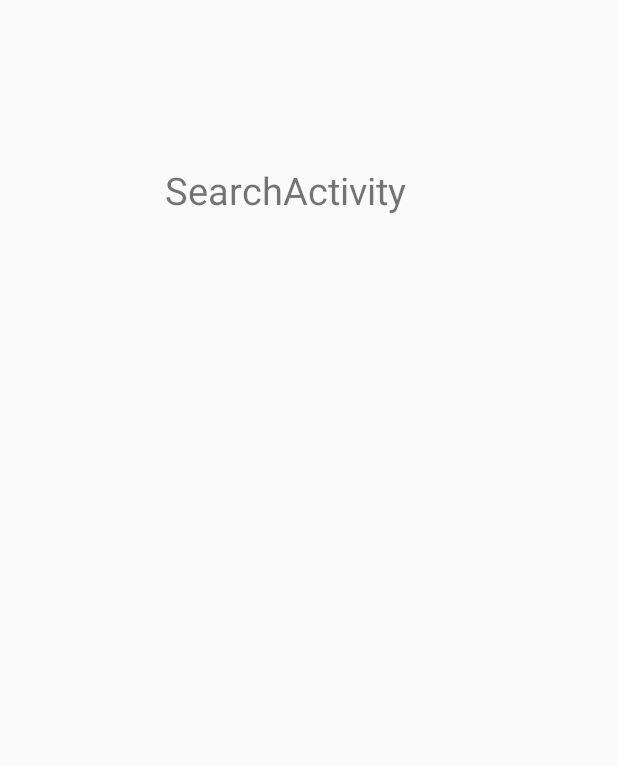
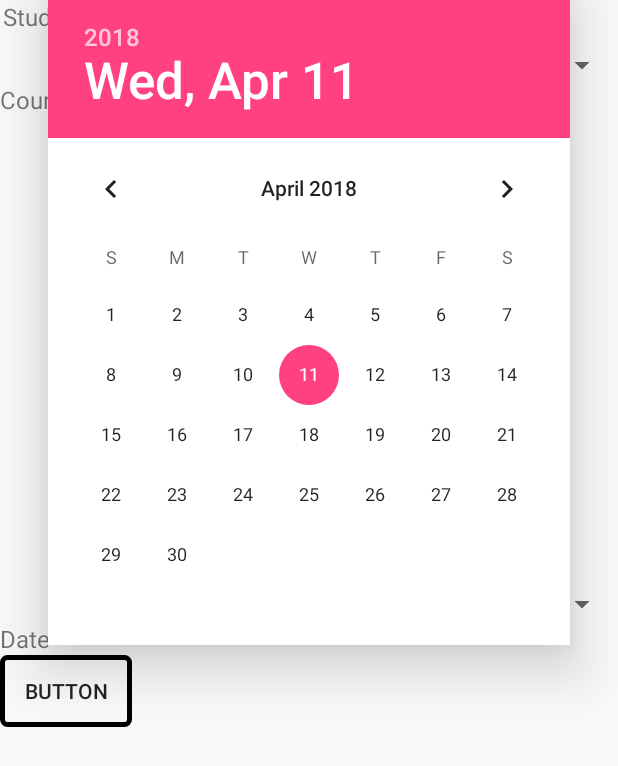
Before and after one commit to pedru/W.O.S, an Android app: the layout activity_search_exam.xml on its own in the app's theme, with its tools: preview values and no code run, on a phone screen of 412 x 824 dp. Shown: the top 766 px of the screen. Run offline under Robolectric (Android 15) with nearby library versions, the light colour scheme and no system bars.

Commit message:
[AR, TP] added layout for Search Exam

```diff
--- /dev/null
+++ b/Lea/app/src/main/res/drawable/date_search_button_style.xml
@@ -0,0 +1,7 @@
+<?xml version="1.0" encoding="utf-8"?>
+<shape xmlns:android="http://schemas.android.com/apk/res/android"
+    android:shape="rectangle">
+    <corners android:radius="3dp" />
+    <stroke android:width="5px" android:color="#000000" />
+    <solid android:color="#00ffffff" />
+</shape>
--- a/Lea/app/src/main/res/layout/activity_search_exam.xml
+++ b/Lea/app/src/main/res/layout/activity_search_exam.xml
@@ -4,18 +4,79 @@
     xmlns:tools="http://schemas.android.com/tools"
     android:layout_width="match_parent"
     android:layout_height="match_parent"
-    tools:context=".SearchExamActivity">
+    tools:context=".SearchExamActivity"
+    tools:layout_editor_absoluteY="81dp">
 
     <TextView
-        android:id="@+id/textView4"
-        android:layout_width="186dp"
-        android:layout_height="59dp"
-        android:layout_marginStart="110dp"
-        android:layout_marginTop="109dp"
-        android:text="SearchActivity"
+        android:id="@+id/studyProgramSearch"
+        android:layout_width="109dp"
+        android:layout_height="0dp"
+        android:layout_marginBottom="433dp"
+        android:text="Course"
+        android:textSize="16sp"
+        app:layout_constraintBottom_toBottomOf="parent"
+        app:layout_constraintStart_toStartOf="@+id/studyProgramSpinner"
+        app:layout_constraintTop_toBottomOf="@+id/studyProgramSpinner" />
+
+    <TextView
+        android:id="@+id/courseSearch"
+        android:layout_width="106dp"
+        android:layout_height="31dp"
+        android:text="Study program"
+        android:textSize="16sp"
+        app:layout_constraintBottom_toTopOf="@+id/studyProgramSpinner"
+        app:layout_constraintEnd_toEndOf="@+id/studyProgramSearch"
+        app:layout_constraintStart_toStartOf="@+id/studyProgramSpinner"
+        app:layout_constraintTop_toTopOf="parent" />
+
+    <Spinner
+        android:id="@+id/studyProgramSpinner"
+        android:layout_width="0dp"
+        android:layout_height="wrap_content"
+        app:layout_constraintBottom_toTopOf="@+id/studyProgramSearch"
+        app:layout_constraintEnd_toEndOf="parent"
         app:layout_constraintStart_toStartOf="parent"
-        app:layout_constraintTop_toTopOf="parent"
-        android:textSize="25sp"/>
+        app:layout_constraintTop_toBottomOf="@+id/courseSearch" />
+
+    <Spinner
+        android:id="@+id/courseSpinner"
+        android:layout_width="0dp"
+        android:layout_height="wrap_content"
+        app:layout_constraintStart_toStartOf="parent"
+        app:layout_constraintEnd_toEndOf="parent"
+        app:layout_constraintTop_toBottomOf="@+id/studyProgramSearch" />
+
+    <TextView
+        android:id="@+id/dateSearch"
+        android:layout_width="wrap_content"
+        android:layout_height="wrap_content"
+        android:text="Date"
+        android:textSize="16sp"
+        tools:layout_editor_absoluteX="0dp"
+        tools:layout_editor_absoluteY="109dp"
+        app:layout_constraintStart_toStartOf="parent"
+        app:layout_constraintTop_toBottomOf="@+id/courseSpinner"/>
+
+    <DatePicker
+        android:id="@+id/calenderSearch"
+        android:layout_width="wrap_content"
+        android:layout_height="wrap_content"
+        android:layout_marginEnd="16dp"
+        android:layout_marginStart="16dp"
+        android:datePickerMode="calendar"
+        android:elevation="24dp"
+        android:background="#ffffff"
+        app:layout_constraintEnd_toEndOf="parent"
+        app:layout_constraintStart_toStartOf="parent" />
+
+    <Button
+        android:id="@+id/dateButton"
+        android:layout_width="wrap_content"
+        android:layout_height="wrap_content"
+        android:background="@drawable/date_search_button_style"
+        android:text="Button"
+        app:layout_constraintStart_toStartOf="parent"
+        app:layout_constraintTop_toBottomOf="@+id/dateSearch" />
 
 
 </android.support.constraint.ConstraintLayout>
```
